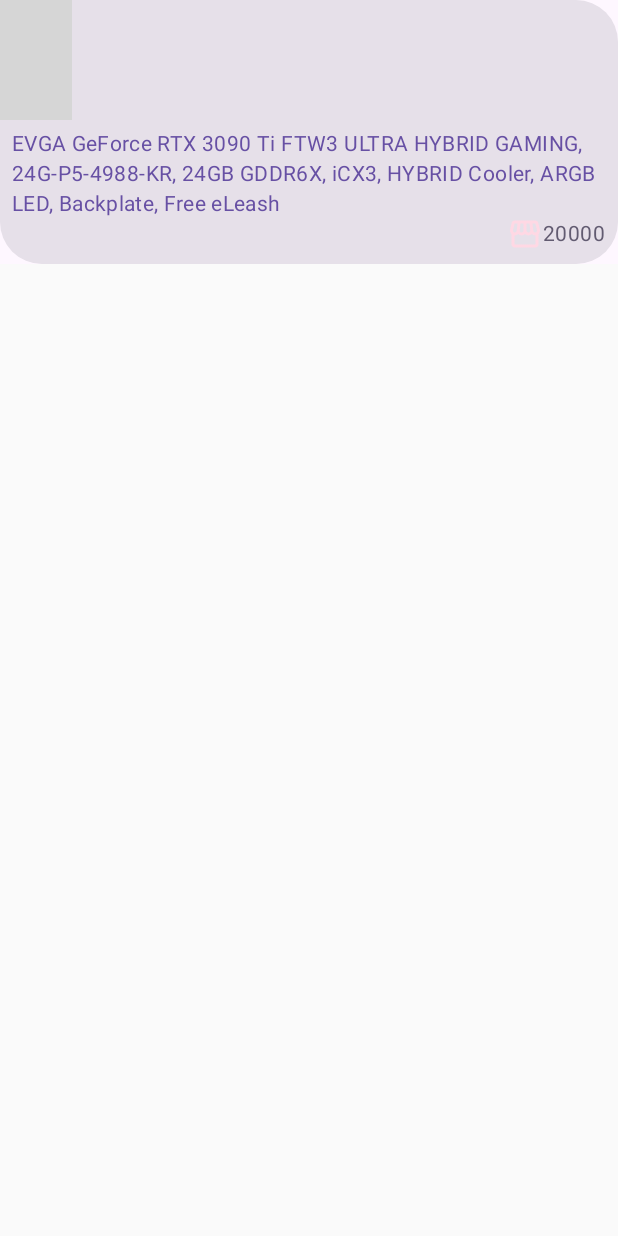
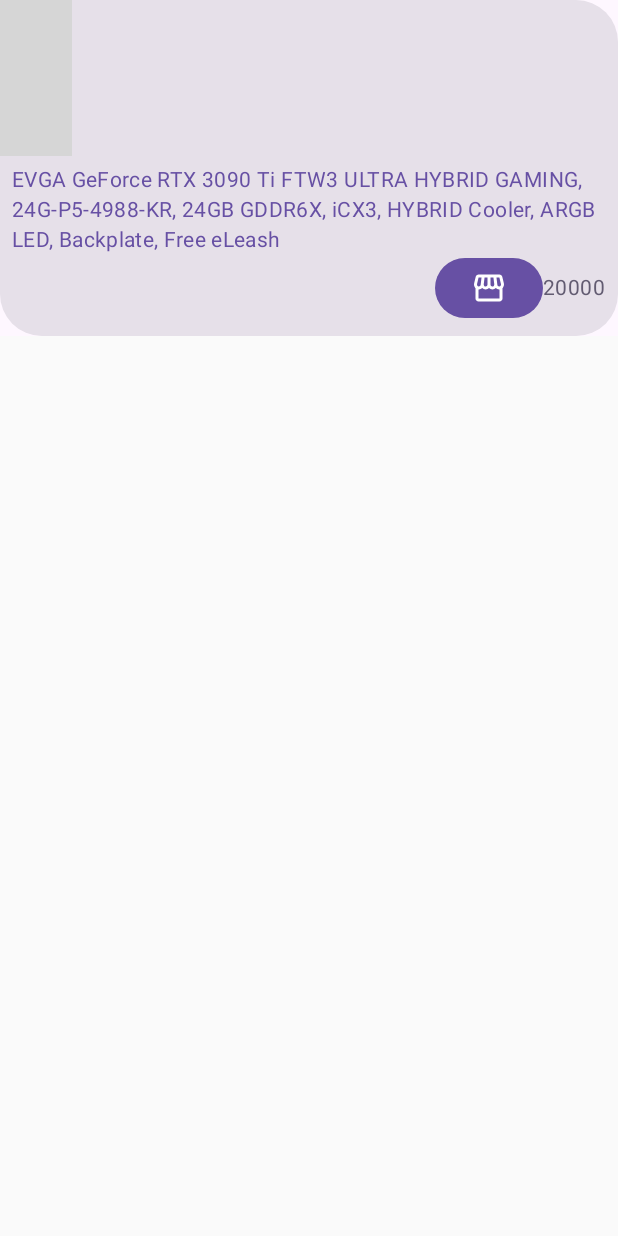
Before and after one commit to rulerhao/EvgaWatcher, an Android app built with Jetpack Compose: the screen it shows after launch (MainActivity), on a phone screen of 412 x 824 dp. Run offline under Robolectric (Android 15) with nearby library versions, the phone set to English and light mode, and no system bars; our stand-ins replace Dagger/Hilt's generated code, Room's generated code; libraries missing offline, so code that uses them is left out: com.example.compose, com.skydoves.landscapist; 2 statements that could not run were skipped; grey boxes are pictures that could not be loaded.

Commit message:
1. Added shop button.

```diff
--- a/app/src/main/java/com/rulhouse/evgawatcher/presentation/products_screen/item/PriceAndStore.kt
+++ b/app/src/main/java/com/rulhouse/evgawatcher/presentation/products_screen/item/PriceAndStore.kt
@@ -1,16 +1,15 @@
 package com.rulhouse.evgawatcher.presentation.products_screen.item
 
-import androidx.compose.foundation.layout.ColumnScope
-import androidx.compose.foundation.layout.Row
-import androidx.compose.foundation.layout.fillMaxWidth
+import androidx.compose.foundation.BorderStroke
+import androidx.compose.foundation.background
+import androidx.compose.foundation.layout.*
 import androidx.compose.material.icons.Icons
 import androidx.compose.material.icons.filled.Storefront
-import androidx.compose.material3.Icon
-import androidx.compose.material3.MaterialTheme
-import androidx.compose.material3.Text
+import androidx.compose.material3.*
 import androidx.compose.runtime.Composable
 import androidx.compose.ui.Alignment
 import androidx.compose.ui.Modifier
+import androidx.compose.ui.unit.dp
 
 @Composable
 fun PriceAndStore (
@@ -44,14 +43,20 @@ private fun Price(price: Int?) {
 private fun Store(buyable: Boolean?) {
     if (buyable != null) {
         val tint = if (buyable) {
-            MaterialTheme.colorScheme.tertiary
+            MaterialTheme.colorScheme.onPrimary
         } else {
-            MaterialTheme.colorScheme.tertiaryContainer
+            MaterialTheme.colorScheme.onPrimaryContainer
         }
-        Icon(
-            imageVector = Icons.Default.Storefront,
-            contentDescription = null,
-            tint = tint
-        )
+        Button(
+            onClick = {
+
+            }
+        ) {
+            Icon(
+                modifier = Modifier,
+                imageVector = Icons.Default.Storefront,
+                contentDescription = null
+            )
+        }
     }
 }
--- a/app/src/main/java/com/rulhouse/evgawatcher/presentation/products_screen/item/Title.kt
+++ b/app/src/main/java/com/rulhouse/evgawatcher/presentation/products_screen/item/Title.kt
@@ -1,14 +1,19 @@
 package com.rulhouse.evgawatcher.presentation.products_screen.item
 
+import androidx.compose.foundation.border
 import androidx.compose.material.Text
 import androidx.compose.material3.MaterialTheme
 import androidx.compose.runtime.Composable
+import androidx.compose.ui.Modifier
+import androidx.compose.ui.graphics.Color
+import androidx.compose.ui.unit.dp
 
 @Composable
 fun Title(
     text: String
 ) {
     Text(
+        modifier = Modifier,
         text = text,
         color = MaterialTheme.colorScheme.primary,
         style = MaterialTheme.typography.bodyMedium
```
